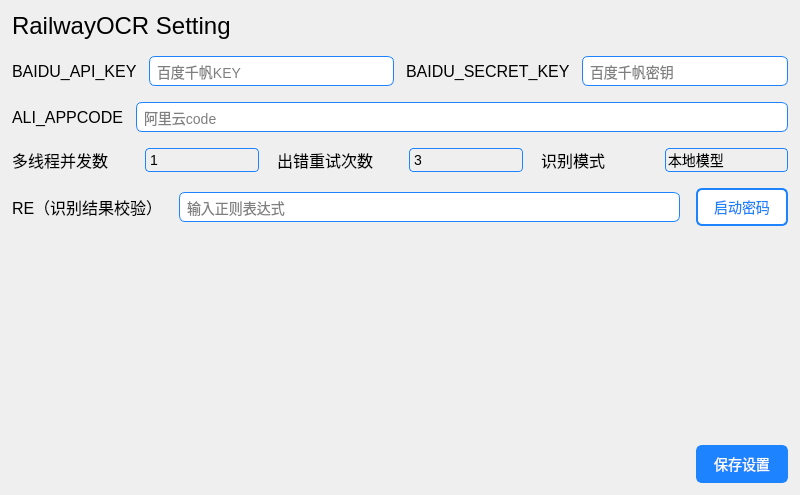
First picture: the form in Ui_SettingWindow.ui, repository YangShengzhou03/RailwayOCR, before the edit.
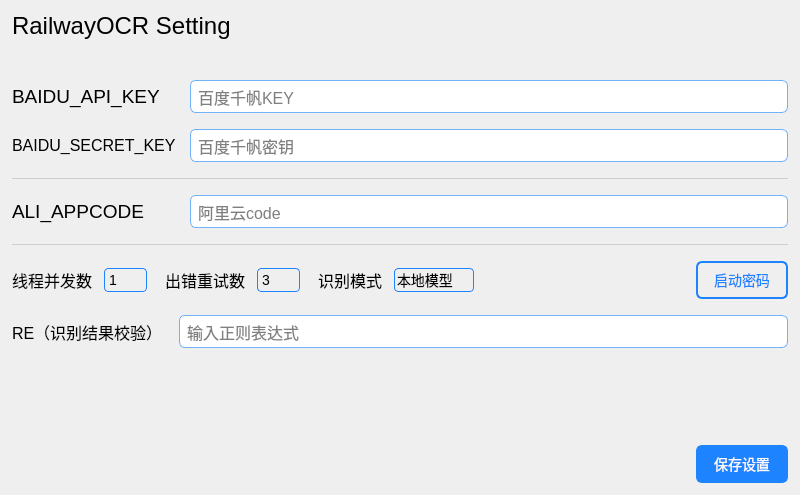
Second picture: the form after the edit. Icons and pictures are not drawn.

What changed in the file:
```diff
--- a/Ui_SettingWindow.ui
+++ b/Ui_SettingWindow.ui
@@ -80,6 +80,9 @@
          </property>
          <item>
           <layout class="QHBoxLayout" name="horizontalLayout">
+           <property name="bottomMargin">
+            <number>24</number>
+           </property>
            <item>
             <widget class="QLabel" name="label">
              <property name="font">
@@ -106,9 +109,15 @@
              </property>
              <item>
               <widget class="QLabel" name="label_2">
+               <property name="minimumSize">
+                <size>
+                 <width>166</width>
+                 <height>0</height>
+                </size>
+               </property>
                <property name="font">
                 <font>
-                 <pointsize>12</pointsize>
+                 <pointsize>14</pointsize>
                 </font>
                </property>
                <property name="text">
@@ -125,12 +134,13 @@
                </property>
                <property name="styleSheet">
                 <string notr="true">QLineEdit {
-    border: 1px solid rgb(30, 131, 255);
+    border: 0.5px solid rgba(30, 131, 255, 0.6);
     border-radius: 6px;
-    padding: 5px;
+    padding: 5px; /* 稍微增加内边距，视觉上更舒适 */
     background-color: white;
     color: black;
-    font-size: 14px;
+    font-size: 16px;
+    transition: all 0.2s ease; /* 平滑过渡效果 */
 }
 
 QLineEdit:hover {
@@ -145,9 +155,15 @@
 }
 
 QLineEdit:disabled {
-    border: 1px solid #cccccc;
-    background-color: #f0f0f0;
+    border: 0.5px solid #e0e0e0;
+    background-color: #f5f5f5;
+    color: #b0b0b0;
+}
+
+/* 增加占位文本样式 */
+QLineEdit::placeholder {
     color: #999999;
+    font-style: italic;
 }</string>
                </property>
                <property name="placeholderText">
@@ -157,10 +173,23 @@
              </item>
             </layout>
            </item>
+          </layout>
+         </item>
+         <item>
+          <layout class="QHBoxLayout" name="horizontalLayout_5">
+           <property name="spacing">
+            <number>12</number>
+           </property>
            <item>
             <layout class="QHBoxLayout" name="horizontalLayout_3">
              <item>
               <widget class="QLabel" name="label_3">
+               <property name="minimumSize">
+                <size>
+                 <width>166</width>
+                 <height>0</height>
+                </size>
+               </property>
                <property name="font">
                 <font>
                  <pointsize>12</pointsize>
@@ -180,12 +209,13 @@
                </property>
                <property name="styleSheet">
                 <string notr="true">QLineEdit {
-    border: 1px solid rgb(30, 131, 255);
+    border: 0.5px solid rgba(30, 131, 255, 0.6);
     border-radius: 6px;
-    padding: 5px;
+    padding: 5px; /* 稍微增加内边距，视觉上更舒适 */
     background-color: white;
     color: black;
-    font-size: 14px;
+    font-size: 16px;
+    transition: all 0.2s ease; /* 平滑过渡效果 */
 }
 
 QLineEdit:hover {
@@ -200,9 +230,15 @@
 }
 
 QLineEdit:disabled {
-    border: 1px solid #cccccc;
-    background-color: #f0f0f0;
+    border: 0.5px solid #e0e0e0;
+    background-color: #f5f5f5;
+    color: #b0b0b0;
+}
+
+/* 增加占位文本样式 */
+QLineEdit::placeholder {
     color: #999999;
+    font-style: italic;
 }</string>
                </property>
                <property name="placeholderText">
@@ -214,6 +250,28 @@
            </item>
           </layout>
          </item>
+         <item>
+          <widget class="Line" name="line_3">
+           <property name="minimumSize">
+            <size>
+             <width>0</width>
+             <height>1</height>
+            </size>
+           </property>
+           <property name="maximumSize">
+            <size>
+             <width>16777215</width>
+             <height>1</height>
+            </size>
+           </property>
+           <property name="styleSheet">
+            <string notr="true">background: rgb(206, 206, 206);</string>
+           </property>
+           <property name="orientation">
+            <enum>Qt::Horizontal</enum>
+           </property>
+          </widget>
+         </item>
          <item>
           <layout class="QHBoxLayout" name="horizontalLayout_4">
            <property name="spacing">
@@ -226,9 +284,15 @@
              </property>
              <item>
               <widget class="QLabel" name="label_4">
+               <property name="minimumSize">
+                <size>
+                 <width>166</width>
+                 <height>0</height>
+                </size>
+               </property>
                <property name="font">
                 <font>
-                 <pointsize>12</pointsize>
+                 <pointsize>14</pointsize>
                 </font>
                </property>
                <property name="text">
@@ -245,12 +309,13 @@
                </property>
                <property name="styleSheet">
                 <string notr="true">QLineEdit {
-    border: 1px solid rgb(30, 131, 255);
+    border: 0.5px solid rgba(30, 131, 255, 0.6);
     border-radius: 6px;
-    padding: 5px;
+    padding: 5px; /* 稍微增加内边距，视觉上更舒适 */
     background-color: white;
     color: black;
-    font-size: 14px;
+    font-size: 16px;
+    transition: all 0.2s ease; /* 平滑过渡效果 */
 }
 
 QLineEdit:hover {
@@ -265,9 +330,15 @@
 }
 
 QLineEdit:disabled {
-    border: 1px solid #cccccc;
-    background-color: #f0f0f0;
+    border: 0.5px solid #e0e0e0;
+    background-color: #f5f5f5;
+    color: #b0b0b0;
+}
+
+/* 增加占位文本样式 */
+QLineEdit::placeholder {
     color: #999999;
+    font-style: italic;
 }</string>
                </property>
                <property name="placeholderText">
@@ -280,17 +351,29 @@
           </layout>
          </item>
          <item>
-          <layout class="QHBoxLayout" name="horizontalLayout_11">
-           <property name="spacing">
-            <number>12</number>
+          <widget class="Line" name="line">
+           <property name="minimumSize">
+            <size>
+             <width>0</width>
+             <height>1</height>
+            </size>
            </property>
-           <item>
-            <layout class="QHBoxLayout" name="horizontalLayout_13"/>
-           </item>
-          </layout>
+           <property name="maximumSize">
+            <size>
+             <width>16777215</width>
+             <height>1</height>
+            </size>
+           </property>
+           <property name="styleSheet">
+            <string notr="true">background: rgb(206, 206, 206);</string>
+           </property>
+           <property name="orientation">
+            <enum>Qt::Horizontal</enum>
+           </property>
+          </widget>
          </item>
          <item>
-          <layout class="QHBoxLayout" name="horizontalLayout_6" stretch="0,0,0">
+          <layout class="QHBoxLayout" name="horizontalLayout_6" stretch="0,0,0,0,0">
            <property name="spacing">
             <number>18</number>
            </property>
@@ -299,6 +382,9 @@
            </property>
            <item>
             <layout class="QHBoxLayout" name="horizontalLayout_7">
+             <property name="spacing">
+              <number>12</number>
+             </property>
              <item>
               <widget class="QLabel" name="label_7">
                <property name="font">
@@ -307,7 +393,7 @@
                 </font>
                </property>
                <property name="text">
-                <string>多线程并发数</string>
+                <string>线程并发数</string>
                </property>
               </widget>
              </item>
@@ -377,6 +463,9 @@
            </item>
            <item>
             <layout class="QHBoxLayout" name="horizontalLayout_14">
+             <property name="spacing">
+              <number>12</number>
+             </property>
              <property name="rightMargin">
               <number>0</number>
              </property>
@@ -388,7 +477,7 @@
                 </font>
                </property>
                <property name="text">
-                <string>出错重试次数</string>
+                <string>出错重试数</string>
                </property>
               </widget>
              </item>
@@ -465,7 +554,7 @@
            <item>
             <layout class="QHBoxLayout" name="horizontalLayout_16" stretch="0,0">
              <property name="spacing">
-              <number>0</number>
+              <number>12</number>
              </property>
              <property name="rightMargin">
               <number>0</number>
@@ -567,60 +656,18 @@
              </item>
             </layout>
            </item>
-          </layout>
-         </item>
-         <item>
-          <layout class="QHBoxLayout" name="horizontalLayout_8">
            <item>
-            <widget class="QLabel" name="label_8">
-             <property name="font">
-              <font>
-               <pointsize>12</pointsize>
-              </font>
+            <spacer name="horizontalSpacer_3">
+             <property name="orientation">
+              <enum>Qt::Horizontal</enum>
              </property>
-             <property name="text">
-              <string>RE（识别结果校验）</string>
+             <property name="sizeHint" stdset="0">
+              <size>
+               <width>40</width>
+               <height>20</height>
+              </size>
              </property>
-            </widget>
-           </item>
-           <item>
-            <widget class="QLineEdit" name="lineEdit_RE">
-             <property name="font">
-              <font>
-               <pointsize>-1</pointsize>
-              </font>
-             </property>
-             <property name="styleSheet">
-              <string notr="true">QLineEdit {
-    border: 1px solid rgb(30, 131, 255);
-    border-radius: 6px;
-    padding: 5px;
-    background-color: white;
-    color: black;
-    font-size: 14px;
-}
-
-QLineEdit:hover {
-    border: 2px solid rgb(30, 131, 255);
-    padding: 4px;
-}
-
-QLineEdit:focus {
-    border: 2px solid rgb(30, 131, 255);
-    padding: 4px;
-    background-color: #f8faff;
-}
-
-QLineEdit:disabled {
-    border: 1px solid #cccccc;
-    background-color: #f0f0f0;
-    color: #999999;
-}</string>
-             </property>
-             <property name="placeholderText">
-              <string>输入正则表达式</string>
-             </property>
-            </widget>
+            </spacer>
            </item>
            <item>
             <widget class="QPushButton" name="pushButton_Password">
@@ -629,9 +676,12 @@
     border: 2px solid rgb(30, 131, 255);
     border-radius: 6px;
     padding: 6px 16px;
-    background-color: white;
+    background: qlineargradient(x1:0, y1:0, x2:0, y2:1, 
+                              stop:0 rgba(255, 255, 255, 1), 
+                              stop:1 rgba(245, 250, 255, 1));
     color: rgb(30, 131, 255);
     font-size: 14px;
+    transition: all 0.2s ease;
 }
 
 QPushButton:hover {
@@ -646,8 +696,16 @@
 
 QPushButton:disabled {
     border: 2px solid #cccccc;
-    background-color: #f0f0f0;
+    background: qlineargradient(x1:0, y1:0, x2:0, y2:1, 
+                              stop:0 #f5f5f5, 
+                              stop:1 #f0f0f0);
     color: #999999;
+}
+
+/* 增加焦点状态样式，与输入框保持一致 */
+QPushButton:focus {
+    border: 2px solid rgb(30, 131, 255);
+    box-shadow: 0 0 0 2px rgba(30, 131, 255, 0.2);
 }</string>
              </property>
              <property name="text">
@@ -658,7 +716,67 @@
           </layout>
          </item>
          <item>
-          <layout class="QVBoxLayout" name="verticalLayout_3"/>
+          <layout class="QHBoxLayout" name="horizontalLayout_8">
+           <item>
+            <widget class="QLabel" name="label_8">
+             <property name="font">
+              <font>
+               <pointsize>12</pointsize>
+              </font>
+             </property>
+             <property name="text">
+              <string>RE（识别结果校验）</string>
+             </property>
+            </widget>
+           </item>
+           <item>
+            <widget class="QLineEdit" name="lineEdit_RE">
+             <property name="font">
+              <font>
+               <pointsize>-1</pointsize>
+              </font>
+             </property>
+             <property name="styleSheet">
+              <string notr="true">QLineEdit {
+    border: 0.5px solid rgba(30, 131, 255, 0.6);
+    border-radius: 6px;
+    padding: 5px; /* 稍微增加内边距，视觉上更舒适 */
+    background-color: white;
+    color: black;
+    font-size: 16px;
+    transition: all 0.2s ease; /* 平滑过渡效果 */
+}
+
+QLineEdit:hover {
+    border: 2px solid rgb(30, 131, 255);
+    padding: 3.5px; /* 调整内边距补偿边框宽度变化 */
+}
+
+QLineEdit:focus {
+    border: 2px solid rgb(30, 131, 255);
+    padding: 3.5px;
+    background-color: #f8faff;
+    box-shadow: 0 0 0 2px rgba(30, 131, 255, 0.2); /* 焦点状态添加轻微阴影 */
+}
+
+QLineEdit:disabled {
+    border: 0.5px solid #e0e0e0;
+    background-color: #f5f5f5;
+    color: #b0b0b0;
+}
+
+/* 增加占位文本样式 */
+QLineEdit::placeholder {
+    color: #999999;
+    font-style: italic;
+}</string>
+             </property>
+             <property name="placeholderText">
+              <string>输入正则表达式</string>
+             </property>
+            </widget>
+           </item>
+          </layout>
          </item>
          <item>
           <spacer name="verticalSpacer">
```
Left out of the diff: 23 changed lines with no effect on the pictures.
